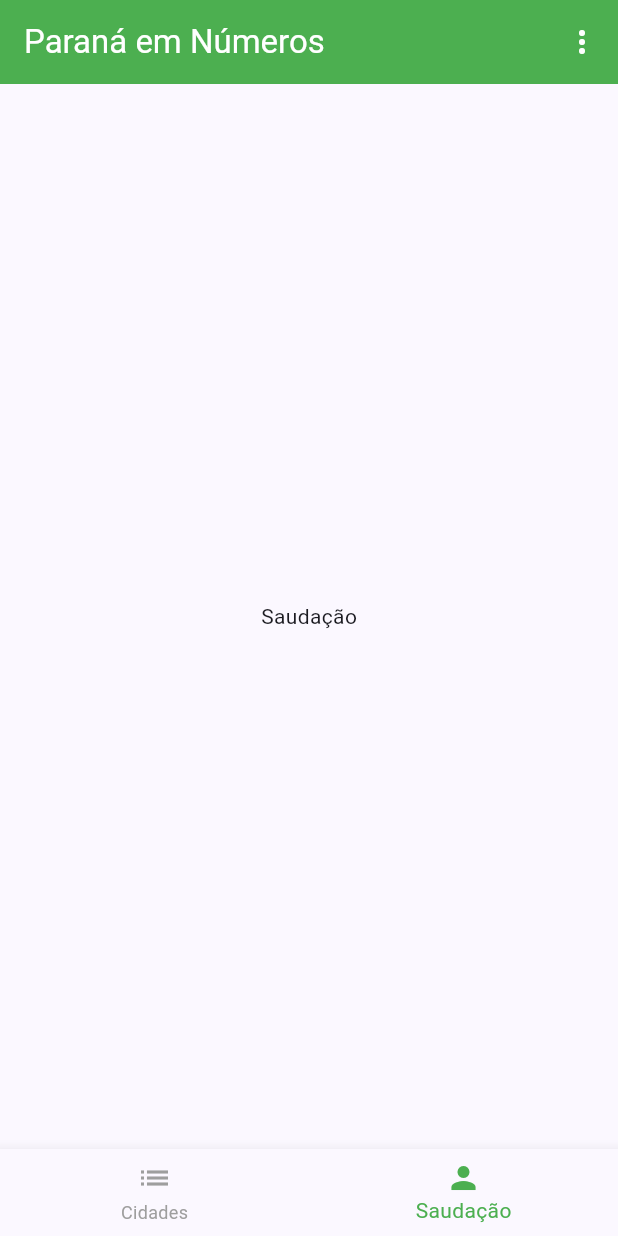
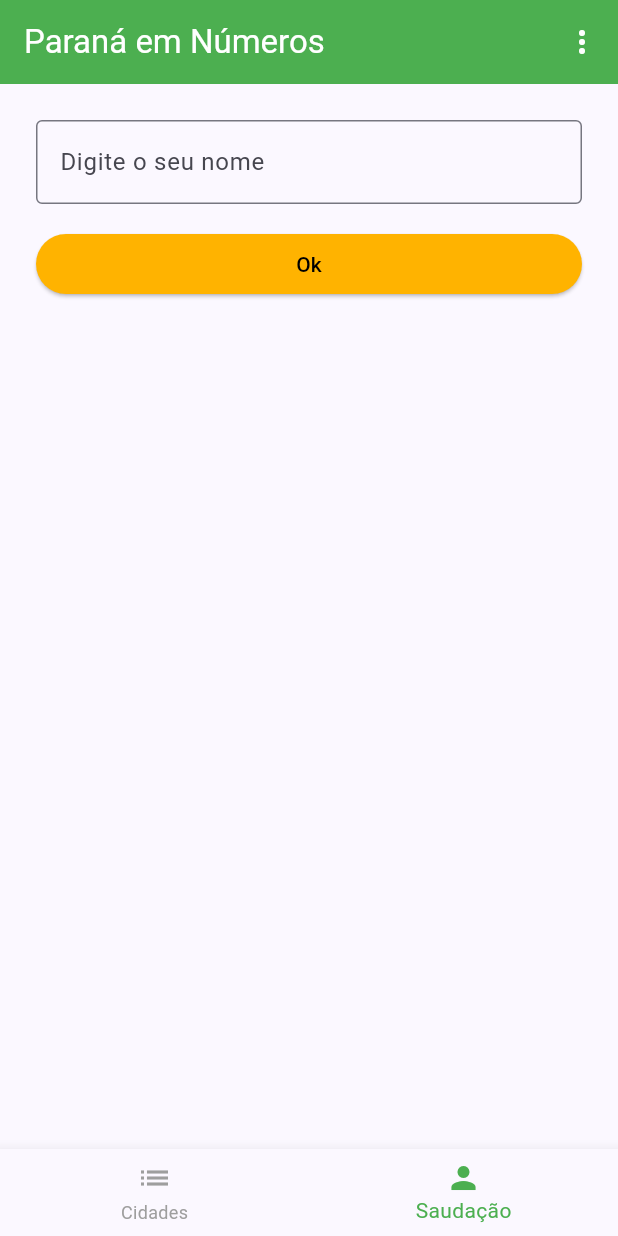
Before and after one commit to Leonardo-marques-moreira/apo_desenvolvimento_mobile, a Flutter app: the screen it shows after launch, item 2 of the bottom bar chosen, on a phone screen of 412 x 824 dp. Run offline on Flutter 3.47's test engine with Material 3 defaults, Android fonts, the phone set to English and light mode, and no system bars.

Commit message:
feat: adiciona tela de saudacao com validacao e reset

```diff
--- a/lib/about_page.dart
+++ b/lib/about_page.dart
@@ -1,4 +1,3 @@
-import 'package:flutter/foundation.dart';
 import 'package:flutter/material.dart';
 
 class AboutPage extends StatelessWidget {
--- a/lib/home_page.dart
+++ b/lib/home_page.dart
@@ -1,5 +1,6 @@
 import 'package:flutter/material.dart';
 import 'about_page.dart';
+import 'saudacao_page.dart';
 
 class HomePage extends StatefulWidget {
   const HomePage({super.key});
@@ -11,9 +12,9 @@ class HomePage extends StatefulWidget {
 class _HomePageState extends State<HomePage> {
     int _abaAtual = 0;
 
-    final List<Widget> _abas = const [
-      Center(child: Text('Cidades')),
-      Center(child: Text('Saudação')),
+    final List<Widget> _abas = [
+      const Center(child: Text('Cidades')),
+      const SaudacaoPage(),
     ];
 
 @override
--- /dev/null
+++ b/lib/saudacao_page.dart
@@ -0,0 +1,93 @@
+import 'package:flutter/material.dart';
+
+
+class SaudacaoPage extends StatefulWidget{
+  const SaudacaoPage({super.key});
+
+  @override
+  State<SaudacaoPage> createState() => _SaudacaoPageState();
+}
+
+  class _SaudacaoPageState extends State<SaudacaoPage>{
+    final TextEditingController _controller = TextEditingController();
+    String? _nome;
+    String? _erro;
+
+    void _confirmar(){
+      final texto = _controller.text.trim();
+      setState(() {
+        if (texto.isEmpty){
+          _erro = 'Informe o seu nome';
+        } else {
+          _erro = null;
+          _nome = texto;
+        }
+      });
+    }
+
+    void  _resetar(){
+      setState(() {
+        _nome = null;
+        _erro = null;
+        _controller.clear();
+      });
+    }
+
+    @override
+    void dispose (){
+      _controller.dispose();
+      super.dispose();
+    }
+    @override
+    Widget build(BuildContext context){
+      if(_nome != null) {
+        return Center(
+          child: Column(
+            mainAxisSize: MainAxisSize.min,
+            children: [
+              Text(
+                'Olá, $_nome!',
+                style: const TextStyle(
+                  fontSize: 24,
+                  fontWeight: FontWeight.w500,
+                  color: Color(0xFF2E7D32),
+                ),
+              ),
+              const SizedBox(height: 16),
+              OutlinedButton(
+                  onPressed:_resetar, child: const Text('Resetar'),
+              ),
+            ],
+          ),
+        );
+      }
+
+      return Padding(
+          padding: const EdgeInsets.all(24),
+          child: Column(
+            children: [
+              TextField(
+                controller: _controller,
+                decoration: InputDecoration(
+                  hintText: 'Digite o seu nome',
+                  errorText: _erro,
+                  border: const OutlineInputBorder(),
+                ),
+              ),
+              const SizedBox(height: 16),
+              SizedBox(
+                width: double.infinity,
+                child: ElevatedButton(
+                  onPressed: _confirmar,
+                  style: ElevatedButton.styleFrom(
+                    backgroundColor: Colors.amber.shade600,
+                    foregroundColor: Colors.black,
+                  ),
+                  child: const Text('Ok'),
+                ),
+              ),
+            ],
+          ),
+      );
+    }
+}
```
